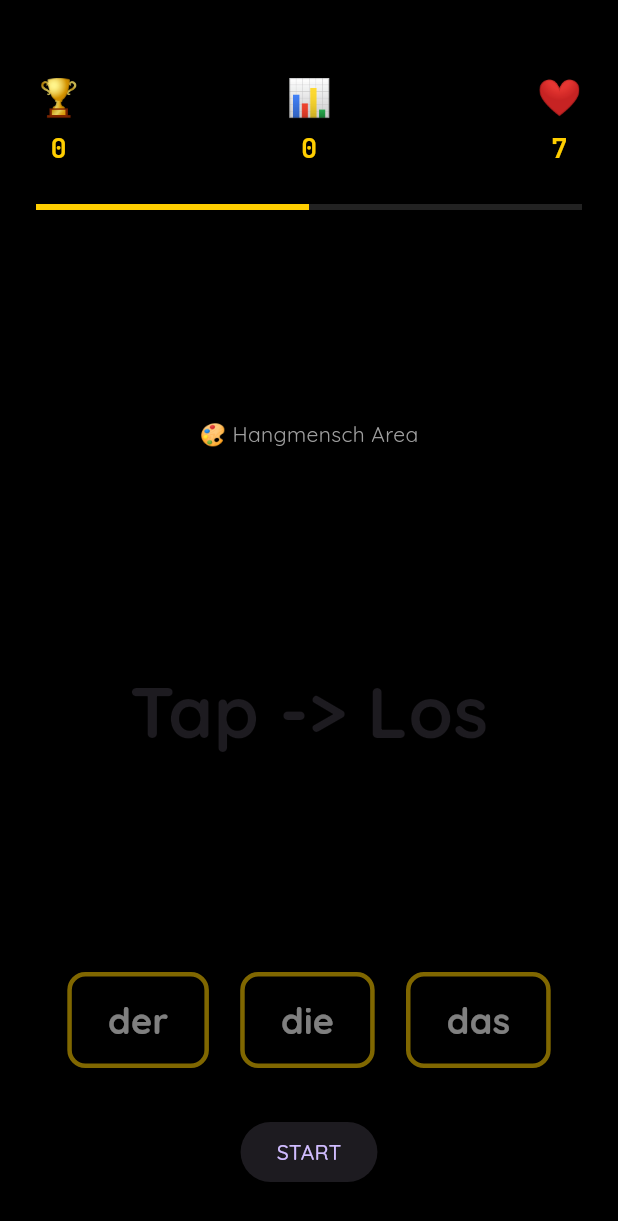
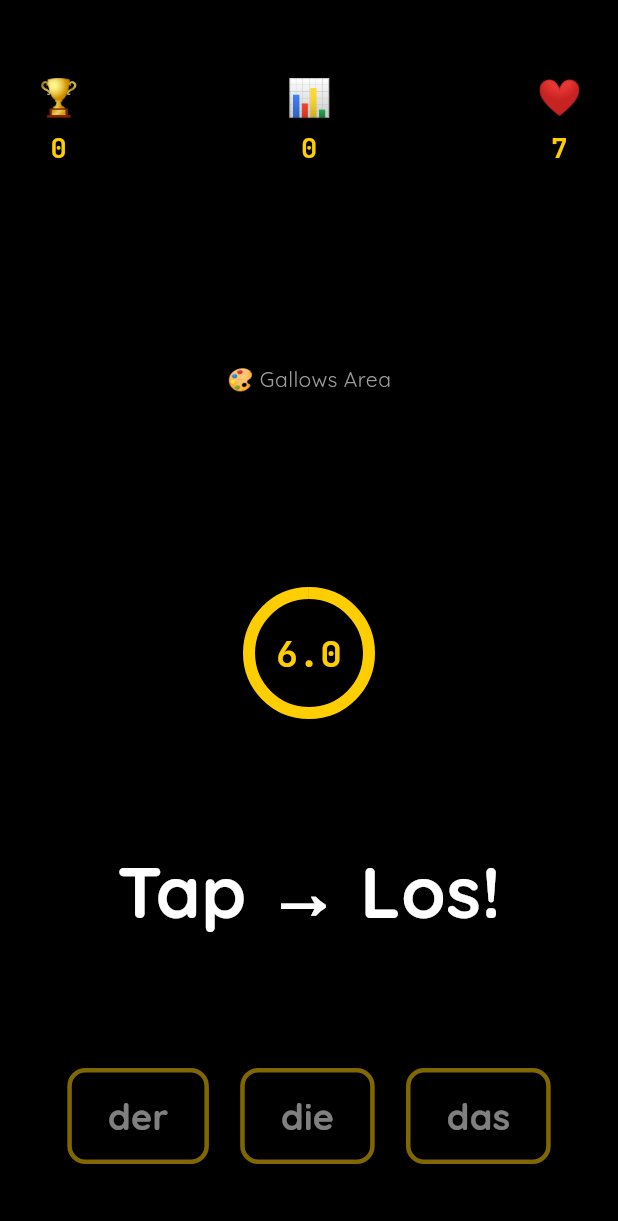
Before and after one commit to 3llips3s/hangmensch, a Flutter app: the screen it shows after launch, on a phone screen of 412 x 824 dp. Shown: the top 1221 px of the screen. Run offline on Flutter 3.47's test engine with Material 3 defaults, Android fonts, the phone set to English and light mode, and no system bars; our stand-ins replace flutter_riverpod, google_fonts, shared_preferences; missing offline and left inert: dart:html.

Commit message:
feat: implement Phase 4 - Word Reveal & Animations
- Implement CircularTimer with centered JetBrains Mono countdown
- Implement NounDisplay with tap-to-start interaction and translation
- Refine GameScreen layout sequence (Top Bar -> Gallows -> Timer -> Word -> Buttons)
- Implement robust manual CSV parsing for cross-platform reliability
- Add web fullscreen toggle button
- Remove explicit START button for a cleaner minimal look

```diff
--- a/lib/features/game/views/game_screen.dart
+++ b/lib/features/game/views/game_screen.dart
@@ -4,6 +4,9 @@ import '../providers/game_provider.dart';
 import '../models/game_state.dart';
 import 'widgets/top_bar.dart';
 import 'widgets/article_button.dart';
+import 'widgets/circular_timer.dart';
+import 'widgets/noun_display.dart';
+import 'widgets/fullscreen_button.dart';
 import '../../../core/constants/layout_constants.dart';
 
 class GameScreen extends ConsumerWidget {
@@ -25,44 +28,33 @@ class GameScreen extends ConsumerWidget {
               padding: LayoutConstants.screenPadding(context),
               child: Column(
                 children: [
+                  // 1. Top Bar (HUD)
                   const TopBar(),
 
-                  // Progress indicator (placeholder for Phase 4)
-                  const SizedBox(height: 8),
-                  const LinearProgressIndicator(
-                    value: 0.5,
-                    backgroundColor: Color(0xFF222222),
-                    valueColor: AlwaysStoppedAnimation(Color(0xFFFFCE00)),
-                  ),
-
-                  const Spacer(),
-
-                  // Hangmensch Area (placeholder for Phase 5)
-                  const Center(
-                    child: Text(
-                      '🎨 Hangmensch Area',
-                      style: TextStyle(color: Colors.grey),
-                    ),
-                  ),
-
-                  const Spacer(),
-
-                  // Noun Area (placeholder for Phase 4)
-                  Center(
-                    child: Text(
-                      gameState.status == GameStatus.idle
-                          ? 'Tap -> Los'
-                          : gameState.currentNoun?.noun ?? '',
-                      style: const TextStyle(
-                        fontSize: 48,
-                        fontWeight: FontWeight.bold,
+                  // 2. Gallows Area (Placeholder for Phase 5)
+                  const Expanded(
+                    flex: 3,
+                    child: Center(
+                      child: Text(
+                        '🎨 Gallows Area',
+                        style: TextStyle(color: Colors.grey),
                       ),
                     ),
                   ),
 
+                  const SizedBox(height: 16),
+
+                  // 3. Circular Timer
+                  const CircularTimer(),
+
                   const Spacer(),
 
-                  // Article Buttons
+                  // 4. Noun + Translation
+                  const NounDisplay(),
+
+                  const Spacer(),
+
+                  // 5. Article Buttons
                   Row(
                     mainAxisAlignment: MainAxisAlignment.spaceEvenly,
                     children: [
@@ -84,14 +76,13 @@ class GameScreen extends ConsumerWidget {
                     ],
                   ),
 
-                  const SizedBox(height: 32),
+                  const SizedBox(height: 16),
 
-                  // Start Button (Temporary until GameStatus handled properly in UI)
-                  if (gameState.status == GameStatus.idle)
-                    ElevatedButton(
-                      onPressed: () => gameNotifier.startGame(),
-                      child: const Text('START'),
-                    ),
+                  // 6. Footer (Fullscreen Toggle)
+                  const Row(
+                    mainAxisAlignment: MainAxisAlignment.start,
+                    children: [FullscreenButton()],
+                  ),
                 ],
               ),
             ),
--- /dev/null
+++ b/lib/features/game/views/widgets/circular_timer.dart
@@ -0,0 +1,53 @@
+import 'package:flutter/material.dart';
+import 'package:flutter_riverpod/flutter_riverpod.dart';
+import '../../providers/game_provider.dart';
+import '../../../../core/theme/app_theme.dart';
+import '../../../../core/constants/ui_colors.dart';
+
+class CircularTimer extends ConsumerWidget {
+  const CircularTimer({super.key});
+
+  @override
+  Widget build(BuildContext context, WidgetRef ref) {
+    final gameState = ref.watch(gameProvider);
+    final maxTime = gameState.maxTime;
+    final timeRemaining = gameState.timeRemaining;
+    final progress = (timeRemaining / maxTime).clamp(0.0, 1.0);
+
+    final numberStyle = Theme.of(context).numberStyle;
+
+    return Center(
+      child: Stack(
+        alignment: Alignment.center,
+        children: [
+          // Background track
+          const SizedBox(
+            width: 80,
+            height: 80,
+            child: CircularProgressIndicator(
+              value: 1.0,
+              strokeWidth: 8,
+              color: UIColors.darkGrey,
+            ),
+          ),
+          // Progress bar
+          SizedBox(
+            width: 80,
+            height: 80,
+            child: CircularProgressIndicator(
+              value: progress,
+              strokeWidth: 8,
+              color: UIColors.gold,
+              backgroundColor: Colors.transparent,
+            ),
+          ),
+          // Timer Text
+          Text(
+            timeRemaining.toStringAsFixed(1),
+            style: numberStyle.copyWith(fontSize: 24, color: UIColors.gold),
+          ),
+        ],
+      ),
+    );
+  }
+}
--- /dev/null
+++ b/lib/features/game/views/widgets/noun_display.dart
@@ -0,0 +1,81 @@
+import 'package:flutter/material.dart';
+import 'package:flutter_riverpod/flutter_riverpod.dart';
+import '../../providers/game_provider.dart';
+import '../../models/game_state.dart';
+import '../../../../core/constants/ui_colors.dart';
+import '../../../../core/constants/ui_elements.dart';
+
+class NounDisplay extends ConsumerWidget {
+  const NounDisplay({super.key});
+
+  @override
+  Widget build(BuildContext context, WidgetRef ref) {
+    final gameState = ref.watch(gameProvider);
+
+    if (gameState.status == GameStatus.idle) {
+      return GestureDetector(
+        onTap: () => ref.read(gameProvider.notifier).startGame(),
+        child: const Column(
+          children: [
+            Text(
+              UIElements.tapToStart,
+              style: TextStyle(
+                fontSize: 48,
+                fontWeight: FontWeight.bold,
+                color: UIColors.white,
+              ),
+            ),
+          ],
+        ),
+      );
+    }
+
+    final currentNoun = gameState.currentNoun;
+    if (currentNoun == null) return const SizedBox.shrink();
+
+    final isRevealed =
+        gameState.status == GameStatus.revealed ||
+        gameState.status == GameStatus.gameOver;
+
+    Color wordColor = UIColors.white;
+    if (isRevealed) {
+      wordColor = gameState.wasCorrect ? UIColors.correct : UIColors.wrong;
+    }
+
+    return Column(
+      mainAxisSize: MainAxisSize.min,
+      children: [
+        // Translation (always shown in grey)
+        Text(
+          currentNoun.translation,
+          style: const TextStyle(fontSize: 18, color: UIColors.grey),
+        ),
+        const SizedBox(height: 8),
+        // Noun (with optional article reveal)
+        Row(
+          mainAxisAlignment: MainAxisAlignment.center,
+          children: [
+            if (isRevealed) ...[
+              Text(
+                '${currentNoun.article} ',
+                style: TextStyle(
+                  fontSize: 48,
+                  fontWeight: FontWeight.bold,
+                  color: wordColor,
+                ),
+              ),
+            ],
+            Text(
+              currentNoun.noun,
+              style: TextStyle(
+                fontSize: 48,
+                fontWeight: FontWeight.bold,
+                color: wordColor,
+              ),
+            ),
+          ],
+        ),
+      ],
+    );
+  }
+}
--- a/lib/main.dart
+++ b/lib/main.dart
@@ -29,7 +29,6 @@ class HangmenschApp extends StatelessWidget {
   @override
   Widget build(BuildContext context) {
     return MaterialApp(
-      title: 'Hangmensch',
       debugShowCheckedModeBanner: false,
       theme: AppTheme.darkTheme,
       home: const GameScreen(),
```
Also changed, not shown: lib/core/utils/csv_parser.dart (+22 -8 lines), lib/features/game/providers/game_provider.dart (+20 -5 lines), lib/features/game/providers/nouns_provider.dart (+14 -7 lines), lib/features/game/views/widgets/fullscreen_button.dart (added, +30 -0 lines).
